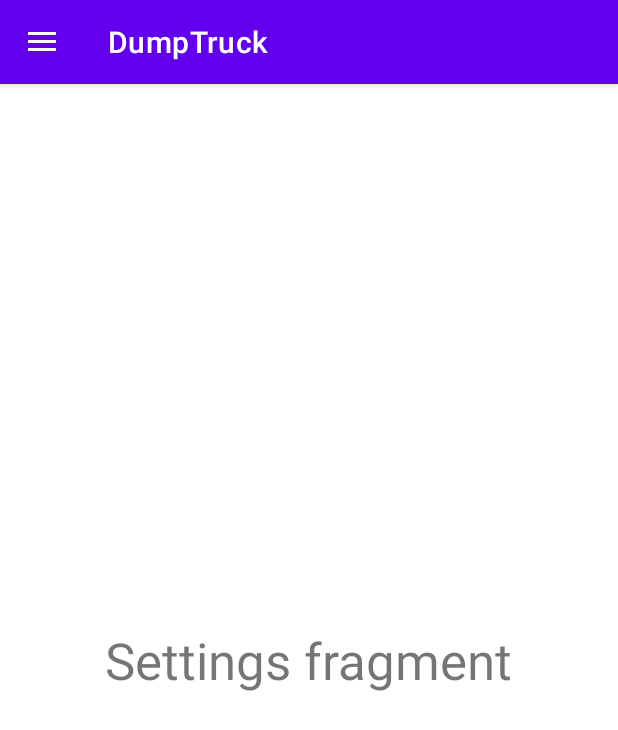
After one commit to zeroHone/DumpTruck, an Android app: the fragment SettingsFragment placed in its activity, on a phone screen of 412 x 824 dp. The commit adds this screen. Shown: the top 730 px of the screen. Run offline under Robolectric (Android 15) with nearby library versions, the phone set to English and light mode, and no system bars.

Commit message:
12/28/2021-15:22

```diff
--- a/app/build.gradle
+++ b/app/build.gradle
@@ -37,6 +37,7 @@ dependencies {
     implementation 'androidx.appcompat:appcompat:1.4.0'
     implementation 'com.google.android.material:material:1.4.0'
     implementation 'androidx.constraintlayout:constraintlayout:2.1.2'
+    implementation 'androidx.legacy:legacy-support-v4:1.0.0'
     testImplementation 'junit:junit:4.+'
     androidTestImplementation 'androidx.test.ext:junit:1.1.3'
     androidTestImplementation 'androidx.test.espresso:espresso-core:3.4.0'
--- /dev/null
+++ b/app/src/main/java/fragments/SettingsFragment.kt
@@ -0,0 +1,28 @@
+package fragments
+
+import android.os.Bundle
+import androidx.fragment.app.Fragment
+import android.view.LayoutInflater
+import android.view.View
+import android.view.ViewGroup
+import com.example.dumptruck.R
+
+
+class SettingsFragment : Fragment() {
+
+
+    override fun onCreate(savedInstanceState: Bundle?) {
+        super.onCreate(savedInstanceState)
+
+    }
+
+    override fun onCreateView(
+        inflater: LayoutInflater, container: ViewGroup?,
+        savedInstanceState: Bundle?
+    ): View? {
+        // Inflate the layout for this fragment
+        return inflater.inflate(R.layout.fragment_settings, container, false)
+    }
+
+
+}
--- a/app/src/main/res/layout/activity_main.xml
+++ b/app/src/main/res/layout/activity_main.xml
@@ -10,6 +10,7 @@
 
     <FrameLayout
         android:layout_width="match_parent"
+        android:id="@+id/mainFrame"
         android:layout_height="wrap_content">
 
     </FrameLayout>
--- /dev/null
+++ b/app/src/main/res/layout/fragment_settings.xml
@@ -0,0 +1,19 @@
+<androidx.constraintlayout.widget.ConstraintLayout xmlns:android="http://schemas.android.com/apk/res/android"
+    xmlns:app="http://schemas.android.com/apk/res-auto"
+    xmlns:tools="http://schemas.android.com/tools"
+    android:layout_width="match_parent"
+    android:layout_height="match_parent"
+    tools:context="fragments.SettingsFragment">
+
+    <!-- TODO: Update blank fragment layout -->
+    <TextView
+        android:layout_width="wrap_content"
+        android:layout_height="wrap_content"
+        android:text="@string/hello_blank_fragment"
+        android:textSize="34sp"
+        app:layout_constraintBottom_toBottomOf="parent"
+        app:layout_constraintEnd_toEndOf="parent"
+        app:layout_constraintStart_toStartOf="parent"
+        app:layout_constraintTop_toTopOf="parent" />
+
+</androidx.constraintlayout.widget.ConstraintLayout>
--- a/app/src/main/res/values/strings.xml
+++ b/app/src/main/res/values/strings.xml
@@ -4,6 +4,8 @@
     <string name="close">close</string>
     <string name="menu_setting">تنظیمات</string>
     <string name="menu_liveData">مشاهده داده</string>
+    <!-- TODO: Remove or change this placeholder text -->
+    <string name="hello_blank_fragment">Settings fragment</string>
 
 
 </resources>
```
Also changed, not shown: app/src/main/java/com/example/dumptruck/MainActivity.kt (+9 -2 lines), app/src/main/java/data/SettingsData.kt (added, +12 -0 lines), app/src/main/java/database/DataBaseHandler.kt (added, +144 -0 lines).
